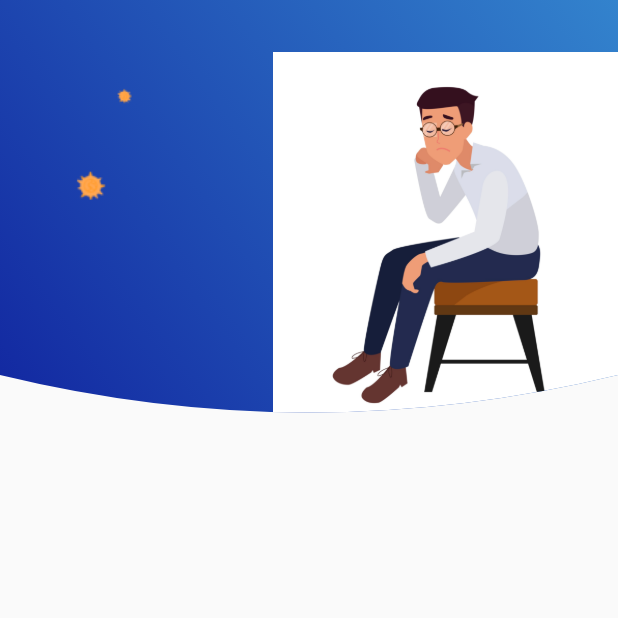
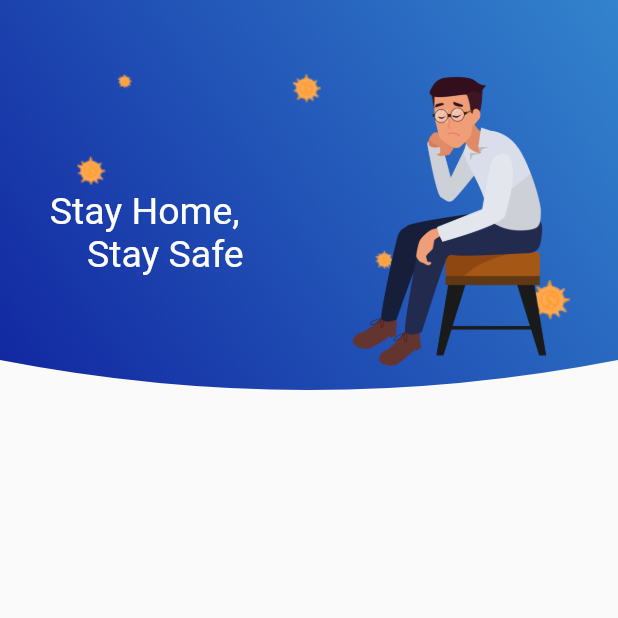
Before and after one commit to Ryan-0207/CovidTracker, a Flutter app: the screen it shows after launch, on a phone screen of 412 x 824 dp, the top half of it. Run offline on Flutter 3.47's test engine with Material 2 defaults, Android fonts, the phone set to English and light mode, and no system bars.

Commit message:
updated the image and its UI

```diff
--- a/lib/HomePage.dart
+++ b/lib/HomePage.dart
@@ -32,7 +32,7 @@ class _homepageState extends State<homepage> {
               ClipPath(
                 clipper: MyClipper(),
                 child: Container(
-                  height: 300,
+                  height: 280,
                   width: double.infinity,
                   decoration: BoxDecoration(
                     gradient: LinearGradient(
@@ -48,17 +48,26 @@ class _homepageState extends State<homepage> {
                   child: Column(
                     crossAxisAlignment: CrossAxisAlignment.end,
                     children: [
-                      SizedBox(height: 20),
+                      SizedBox(height: 30),
                       Expanded(
-                        child: Stack(
+                        child: Row(
+                          mainAxisAlignment: MainAxisAlignment.spaceAround,
                           children: [
+                            Padding(
+                              padding: EdgeInsets.fromLTRB(30, 30, 30, 30),
+                              child: Text(
+                                'Stay Home,\n    Stay Safe',
+                                style: TextStyle(
+                                    color: Colors.white, fontSize: 25),
+                              ),
+                            ),
                             Container(
-                              width: 230,
+                              width: 210,
                               decoration: BoxDecoration(
                                 image: DecorationImage(
                                   fit: BoxFit.fitWidth,
-                                  //alignment: Alignment.topRight,
-                                  image: AssetImage("assets/person.jpeg"),
+                                  alignment: Alignment.topRight,
+                                  image: AssetImage("assets/person1.png"),
                                 ),
                               ),
                             )
@@ -82,9 +91,9 @@ class MyClipper extends CustomClipper<Path> {
   @override
   Path getClip(Size size) {
     var path = Path();
-    path.lineTo(0, size.height - 50);
+    path.lineTo(0, size.height - 40);
     path.quadraticBezierTo(
-        size.width / 2, size.height, size.width, size.height - 50);
+        size.width / 2, size.height, size.width, size.height - 40);
     path.lineTo(size.width, 0);
     path.close();
     return path;
```
Also changed, not shown: assets/person1.png (added).
